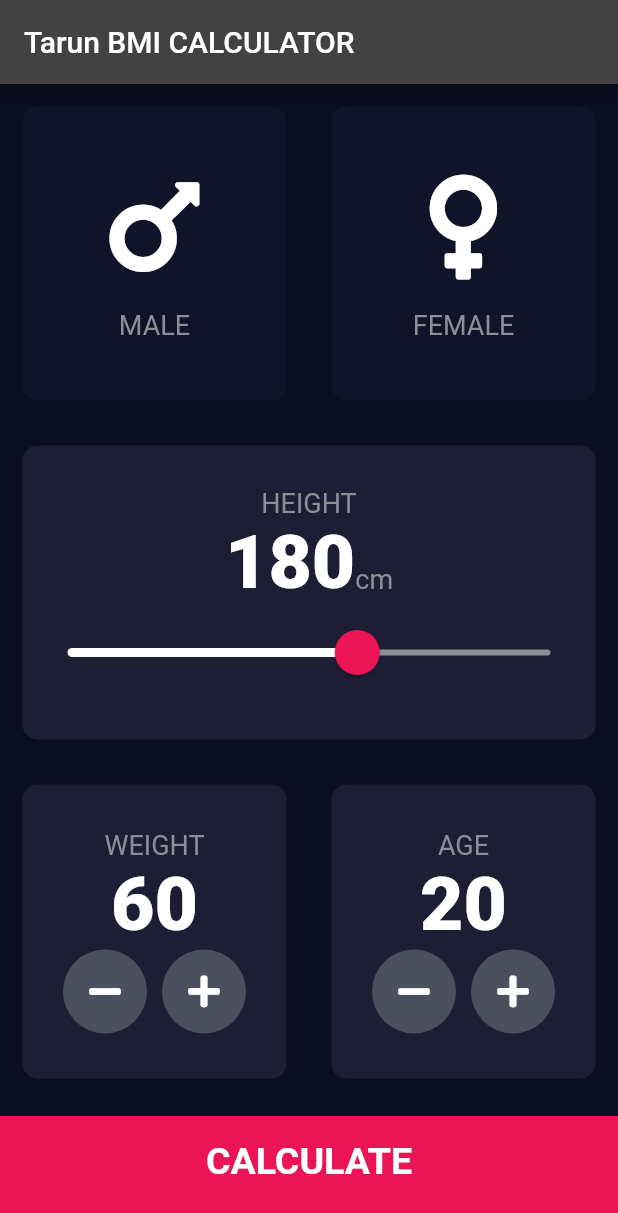
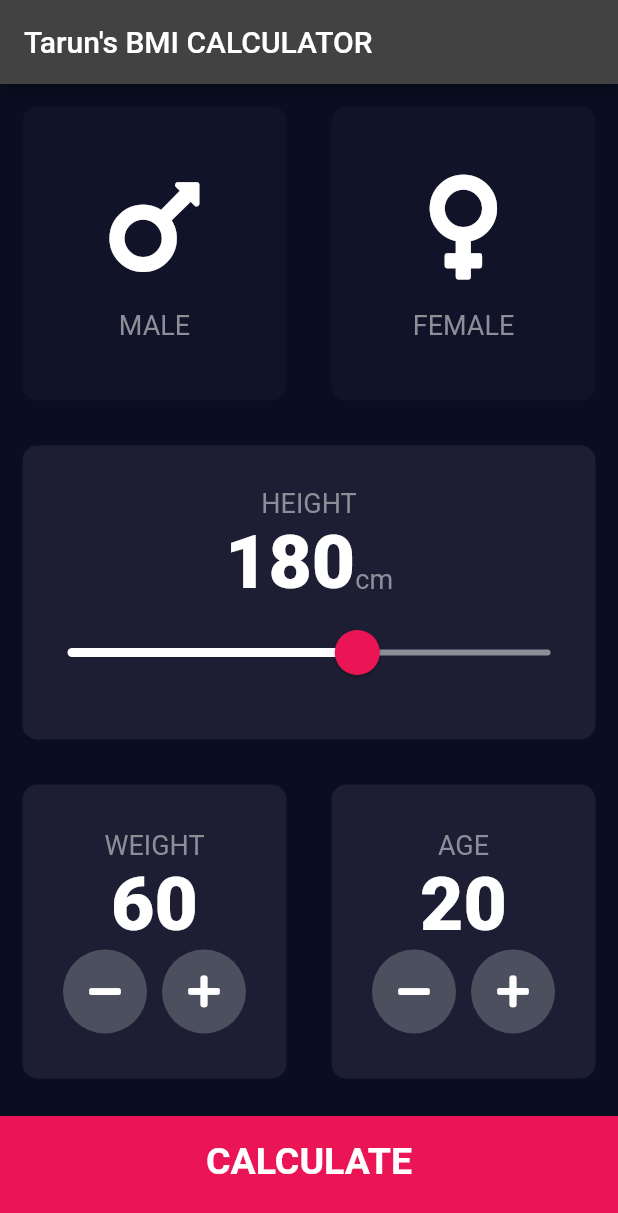
Before and after one commit to tarunchauhan97/BMI-APP-FLUTTER, a Flutter app: the screen it shows after launch, on a phone screen of 412 x 824 dp. Shown: the top 1213 px of the screen. Run offline on Flutter 3.47's test engine with Material 2 defaults, Android fonts, the phone set to English and light mode, and no system bars; our stand-ins replace font_awesome_flutter.

Commit message:
this is tarunbranch commit

```diff
--- a/lib/screens/input_page.dart
+++ b/lib/screens/input_page.dart
@@ -28,7 +28,7 @@ class _InputPageState extends State<InputPage> {
   Widget build(BuildContext context) {
     return Scaffold(
       appBar: AppBar(
-        title: Text('Tarun BMI CALCULATOR'),
+        title: Text('Tarun\'s BMI CALCULATOR'),
       ),
       body: Column(
         crossAxisAlignment: CrossAxisAlignment.stretch,
```
